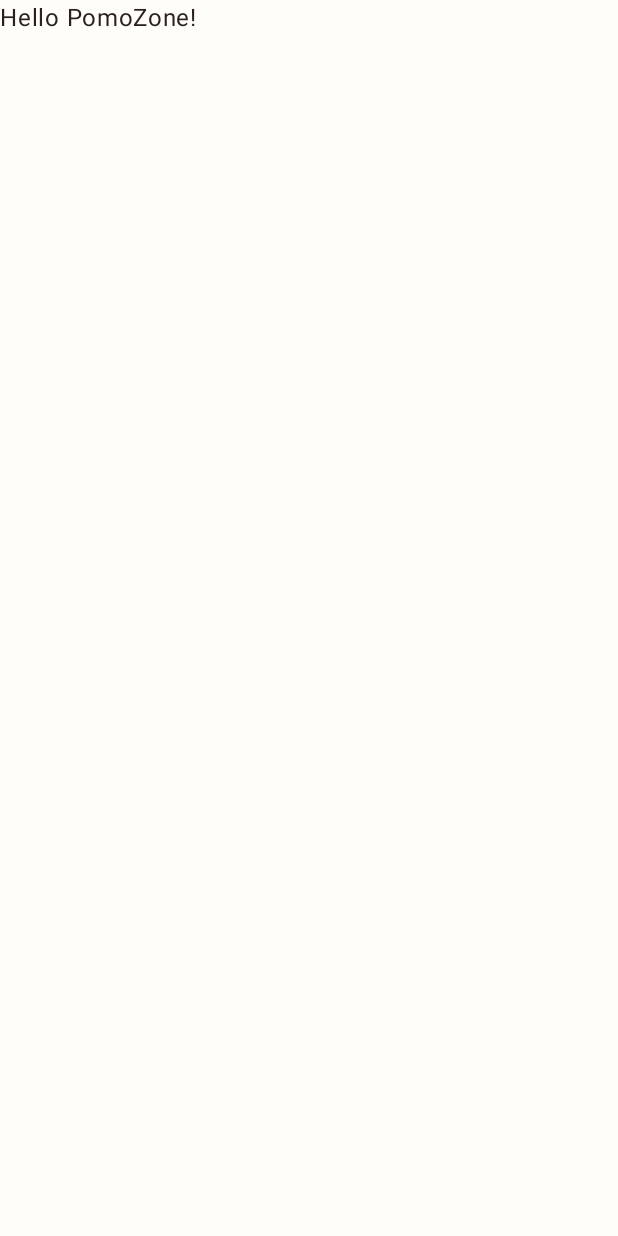
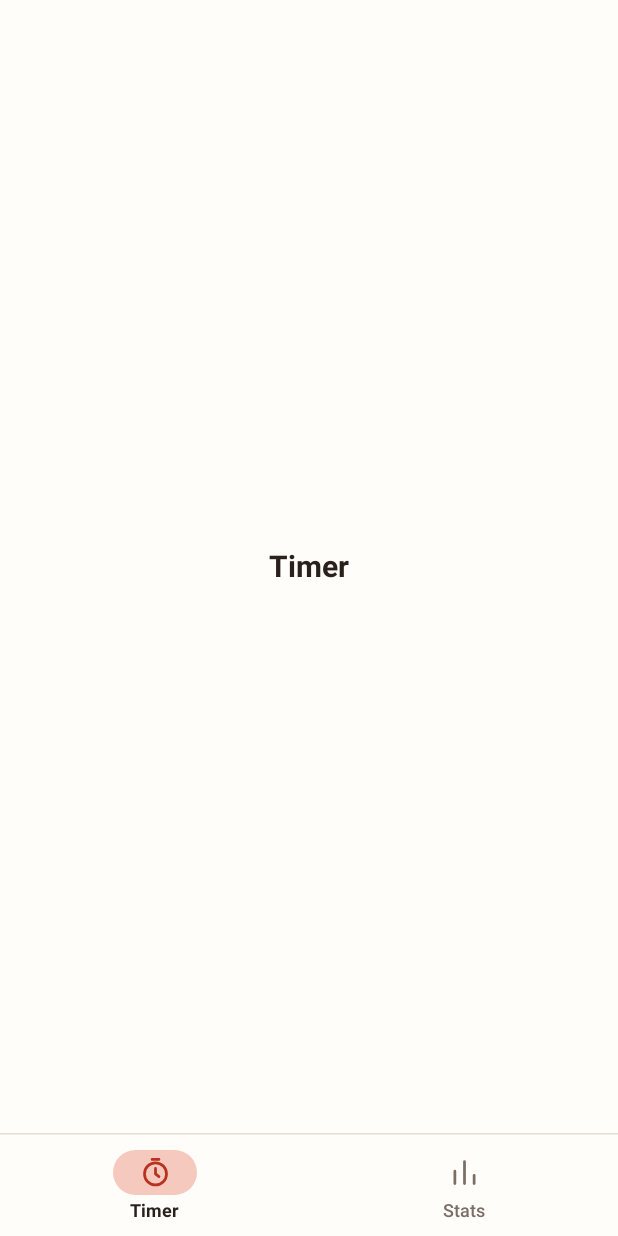
Before and after one commit to dekukoi/PomoZone, an Android app built with Jetpack Compose: the screen it shows after launch (MainActivity), on a phone screen of 412 x 824 dp. Before the commit the screen is almost empty. Run offline under Robolectric (Android 15) with nearby library versions, the phone set to English and light mode, and no system bars.

Commit message:
01: Project shell

```diff
--- a/app/src/main/AndroidManifest.xml
+++ b/app/src/main/AndroidManifest.xml
@@ -3,6 +3,7 @@
     xmlns:tools="http://schemas.android.com/tools">
 
     <application
+        android:name=".PomoZoneApp"
         android:allowBackup="true"
         android:dataExtractionRules="@xml/data_extraction_rules"
         android:fullBackupContent="@xml/backup_rules"
@@ -15,6 +16,7 @@
             android:name=".MainActivity"
             android:exported="true"
             android:label="@string/app_name"
+            android:screenOrientation="portrait"
             android:theme="@style/Theme.PomoZone"
             android:windowSoftInputMode="adjustResize">
             <intent-filter>
--- a/app/src/main/java/com/dekukoi/pomozone/MainActivity.kt
+++ b/app/src/main/java/com/dekukoi/pomozone/MainActivity.kt
@@ -4,44 +4,32 @@ import android.os.Bundle
 import androidx.activity.ComponentActivity
 import androidx.activity.compose.setContent
 import androidx.activity.enableEdgeToEdge
-import androidx.compose.foundation.layout.fillMaxSize
-import androidx.compose.foundation.layout.padding
-import androidx.compose.material3.Scaffold
-import androidx.compose.material3.Text
-import androidx.compose.runtime.Composable
-import androidx.compose.ui.Modifier
-import androidx.compose.ui.tooling.preview.Preview
+import androidx.compose.runtime.getValue
+import androidx.compose.runtime.mutableStateOf
+import androidx.compose.runtime.saveable.rememberSaveable
+import androidx.compose.runtime.setValue
+import com.dekukoi.pomozone.ui.shell.AppTab
+import com.dekukoi.pomozone.ui.shell.PomoZoneShell
+import com.dekukoi.pomozone.ui.shell.ShellState
 import com.dekukoi.pomozone.ui.theme.PomoZoneTheme
 
 class MainActivity : ComponentActivity() {
     override fun onCreate(savedInstanceState: Bundle?) {
         super.onCreate(savedInstanceState)
         enableEdgeToEdge()
+        val container = (application as PomoZoneApp).container
+        check(container.clock.zone != null)
         setContent {
+            var selectedTab by rememberSaveable { mutableStateOf(AppTab.Timer) }
+            val shellState = ShellState(selectedTab = selectedTab)
             PomoZoneTheme {
-                Scaffold(modifier = Modifier.fillMaxSize()) { innerPadding ->
-                    Greeting(
-                        name = "PomoZone",
-                        modifier = Modifier.padding(innerPadding),
-                    )
-                }
+                PomoZoneShell(
+                    state = shellState,
+                    onSelectTab = { tab ->
+                        selectedTab = shellState.selectTab(tab).selectedTab
+                    },
+                )
             }
         }
     }
 }
-
-@Composable
-fun Greeting(name: String, modifier: Modifier = Modifier) {
-    Text(
-        text = "Hello $name!",
-        modifier = modifier,
-    )
-}
-
-@Preview(showBackground = true)
-@Composable
-fun GreetingPreview() {
-    PomoZoneTheme {
-        Greeting("PomoZone")
-    }
-}
--- /dev/null
+++ b/app/src/main/java/com/dekukoi/pomozone/ui/shell/PomoZoneShell.kt
@@ -0,0 +1,244 @@
+package com.dekukoi.pomozone.ui.shell
+
+import androidx.compose.foundation.Canvas
+import androidx.compose.foundation.background
+import androidx.compose.foundation.layout.Arrangement
+import androidx.compose.foundation.layout.Box
+import androidx.compose.foundation.layout.Column
+import androidx.compose.foundation.layout.Row
+import androidx.compose.foundation.layout.fillMaxSize
+import androidx.compose.foundation.layout.fillMaxWidth
+import androidx.compose.foundation.layout.height
+import androidx.compose.foundation.layout.navigationBarsPadding
+import androidx.compose.foundation.layout.padding
+import androidx.compose.foundation.layout.size
+import androidx.compose.foundation.layout.width
+import androidx.compose.foundation.selection.selectable
+import androidx.compose.foundation.selection.selectableGroup
+import androidx.compose.foundation.shape.RoundedCornerShape
+import androidx.compose.material3.HorizontalDivider
+import androidx.compose.material3.MaterialTheme
+import androidx.compose.material3.Scaffold
+import androidx.compose.material3.Surface
+import androidx.compose.material3.Text
+import androidx.compose.runtime.Composable
+import androidx.compose.ui.Alignment
+import androidx.compose.ui.Modifier
+import androidx.compose.ui.draw.clip
+import androidx.compose.ui.geometry.Offset
+import androidx.compose.ui.graphics.Color
+import androidx.compose.ui.graphics.Path
+import androidx.compose.ui.graphics.StrokeCap
+import androidx.compose.ui.graphics.StrokeJoin
+import androidx.compose.ui.graphics.drawscope.Stroke
+import androidx.compose.ui.semantics.Role
+import androidx.compose.ui.text.font.FontWeight
+import androidx.compose.ui.tooling.preview.Preview
+import androidx.compose.ui.unit.dp
+import com.dekukoi.pomozone.ui.stats.StatsScreen
+import com.dekukoi.pomozone.ui.theme.PomoZoneTheme
+import com.dekukoi.pomozone.ui.timer.TimerScreen
+
+@Composable
+fun PomoZoneShell(
+    state: ShellState,
+    onSelectTab: (AppTab) -> Unit,
+    modifier: Modifier = Modifier,
+) {
+    Scaffold(
+        modifier = modifier.fillMaxSize(),
+        containerColor = MaterialTheme.colorScheme.background,
+        bottomBar = {
+            PomoBottomBar(
+                selectedTab = state.selectedTab,
+                onSelectTab = onSelectTab,
+            )
+        },
+    ) { innerPadding ->
+        Box(
+            modifier = Modifier
+                .fillMaxSize()
+                .padding(innerPadding),
+        ) {
+            when (state.selectedTab) {
+                AppTab.Timer -> TimerScreen()
+                AppTab.Stats -> StatsScreen()
+            }
+        }
+    }
+}
+
+@Composable
+private fun PomoBottomBar(
+    selectedTab: AppTab,
+    onSelectTab: (AppTab) -> Unit,
+    modifier: Modifier = Modifier,
+) {
+    Surface(
+        modifier = modifier.fillMaxWidth(),
+        color = MaterialTheme.colorScheme.surface,
+    ) {
+        Column(
+            modifier = Modifier
+                .fillMaxWidth()
+                .navigationBarsPadding(),
+        ) {
+            HorizontalDivider(
+                thickness = 1.dp,
+                color = MaterialTheme.colorScheme.outline,
+            )
+            Row(
+                modifier = Modifier
+                    .fillMaxWidth()
+                    .padding(vertical = 8.dp)
+                    .selectableGroup(),
+            ) {
+                BottomBarItem(
+                    label = "Timer",
+                    selected = selectedTab == AppTab.Timer,
+                    onClick = { onSelectTab(AppTab.Timer) },
+                    icon = { tint -> TimerTabIcon(tint = tint) },
+                    modifier = Modifier.weight(1f),
+                )
+                BottomBarItem(
+                    label = "Stats",
+                    selected = selectedTab == AppTab.Stats,
+                    onClick = { onSelectTab(AppTab.Stats) },
+                    icon = { tint -> StatsTabIcon(tint = tint) },
+                    modifier = Modifier.weight(1f),
+                )
+            }
+        }
+    }
+}
+
+@Composable
+private fun BottomBarItem(
+    label: String,
+    selected: Boolean,
+    onClick: () -> Unit,
+    icon: @Composable (Color) -> Unit,
+    modifier: Modifier = Modifier,
+) {
+    val pillBackground = if (selected) {
+        MaterialTheme.colorScheme.primaryContainer
+    } else {
+        Color.Transparent
+    }
+    val iconTint = if (selected) {
+        MaterialTheme.colorScheme.onPrimaryContainer
+    } else {
+        MaterialTheme.colorScheme.onSurfaceVariant
+    }
+    val labelColor = if (selected) {
+        MaterialTheme.colorScheme.onSurface
+    } else {
+        MaterialTheme.colorScheme.onSurfaceVariant
+    }
+    val labelWeight = if (selected) FontWeight.Bold else FontWeight.Medium
+
+    Column(
+        modifier = modifier
+            .selectable(
+                selected = selected,
+                onClick = onClick,
+                role = Role.Tab,
+            )
+            .padding(vertical = 2.dp),
+        horizontalAlignment = Alignment.CenterHorizontally,
+        verticalArrangement = Arrangement.spacedBy(3.dp),
+    ) {
+        Box(
+            modifier = Modifier
+                .width(56.dp)
+                .height(30.dp)
+                .clip(RoundedCornerShape(15.dp))
+                .background(pillBackground),
+            contentAlignment = Alignment.Center,
+        ) {
+            icon(iconTint)
+        }
+        Text(
+            text = label,
+            style = MaterialTheme.typography.labelLarge.copy(fontWeight = labelWeight),
+            color = labelColor,
+        )
+    }
+}
+
+@Composable
+private fun TimerTabIcon(
+    tint: Color,
+    modifier: Modifier = Modifier,
+) {
+    Canvas(modifier = modifier.size(22.dp)) {
+        val scaleX = size.width / 24f
+        val scaleY = size.height / 24f
+        val stroke = Stroke(
+            width = 2f * scaleX,
+            cap = StrokeCap.Round,
+            join = StrokeJoin.Round,
+        )
+        drawCircle(
+            color = tint,
+            radius = 8f * scaleX,
+            center = Offset(12f * scaleX, 13f * scaleY),
+            style = stroke,
+        )
+        val path = Path().apply {
+            moveTo(12f * scaleX, 9f * scaleY)
+            lineTo(12f * scaleX, 13f * scaleY)
+            lineTo(14.5f * scaleX, 15f * scaleY)
+            moveTo(9.5f * scaleX, 2.5f * scaleY)
+            lineTo(14.5f * scaleX, 2.5f * scaleY)
+        }
+        drawPath(path = path, color = tint, style = stroke)
+    }
+}
+
+@Composable
+private fun StatsTabIcon(
+    tint: Color,
+    modifier: Modifier = Modifier,
+) {
+    Canvas(modifier = modifier.size(22.dp)) {
+        val scaleX = size.width / 24f
+        val scaleY = size.height / 24f
+        val stroke = Stroke(
+            width = 2f * scaleX,
+            cap = StrokeCap.Round,
+            join = StrokeJoin.Round,
+        )
+        val path = Path().apply {
+            moveTo(5f * scaleX, 20f * scaleY)
+            lineTo(5f * scaleX, 11f * scaleY)
+            moveTo(12f * scaleX, 20f * scaleY)
+            lineTo(12f * scaleX, 4f * scaleY)
+            moveTo(19f * scaleX, 20f * scaleY)
+            lineTo(19f * scaleX, 14f * scaleY)
+        }
+        drawPath(path = path, color = tint, style = stroke)
+    }
+}
+
+@Preview(showBackground = true)
+@Composable
+private fun PomoZoneShellLightPreview() {
+    PomoZoneTheme(darkTheme = false) {
+        PomoZoneShell(
+            state = ShellState(AppTab.Timer),
+            onSelectTab = {},
+        )
+    }
+}
+
+@Preview(showBackground = true)
+@Composable
+private fun PomoZoneShellDarkPreview() {
+    PomoZoneTheme(darkTheme = true) {
+        PomoZoneShell(
+            state = ShellState(AppTab.Stats),
+            onSelectTab = {},
+        )
+    }
+}
--- /dev/null
+++ b/app/src/main/java/com/dekukoi/pomozone/ui/shell/ShellState.kt
@@ -0,0 +1,12 @@
+package com.dekukoi.pomozone.ui.shell
+
+enum class AppTab {
+    Timer,
+    Stats,
+}
+
+data class ShellState(
+    val selectedTab: AppTab = AppTab.Timer,
+) {
+    fun selectTab(tab: AppTab): ShellState = copy(selectedTab = tab)
+}
--- /dev/null
+++ b/app/src/main/java/com/dekukoi/pomozone/ui/stats/StatsScreen.kt
@@ -0,0 +1,27 @@
+package com.dekukoi.pomozone.ui.stats
+
+import androidx.compose.foundation.layout.Box
+import androidx.compose.foundation.layout.fillMaxSize
+import androidx.compose.foundation.layout.padding
+import androidx.compose.material3.MaterialTheme
+import androidx.compose.material3.Text
+import androidx.compose.runtime.Composable
+import androidx.compose.ui.Alignment
+import androidx.compose.ui.Modifier
+import androidx.compose.ui.unit.dp
+
+@Composable
+fun StatsScreen(modifier: Modifier = Modifier) {
+    Box(
+        modifier = modifier
+            .fillMaxSize()
+            .padding(horizontal = 18.dp),
+        contentAlignment = Alignment.Center,
+    ) {
+        Text(
+            text = "Stats",
+            style = MaterialTheme.typography.titleLarge,
+            color = MaterialTheme.colorScheme.onSurface,
+        )
+    }
+}
--- /dev/null
+++ b/app/src/main/java/com/dekukoi/pomozone/ui/timer/TimerScreen.kt
@@ -0,0 +1,27 @@
+package com.dekukoi.pomozone.ui.timer
+
+import androidx.compose.foundation.layout.Box
+import androidx.compose.foundation.layout.fillMaxSize
+import androidx.compose.foundation.layout.padding
+import androidx.compose.material3.MaterialTheme
+import androidx.compose.material3.Text
+import androidx.compose.runtime.Composable
+import androidx.compose.ui.Alignment
+import androidx.compose.ui.Modifier
+import androidx.compose.ui.unit.dp
+
+@Composable
+fun TimerScreen(modifier: Modifier = Modifier) {
+    Box(
+        modifier = modifier
+            .fillMaxSize()
+            .padding(horizontal = 18.dp),
+        contentAlignment = Alignment.Center,
+    ) {
+        Text(
+            text = "Timer",
+            style = MaterialTheme.typography.titleLarge,
+            color = MaterialTheme.colorScheme.onSurface,
+        )
+    }
+}
```
Also changed, not shown: 2 other files.
